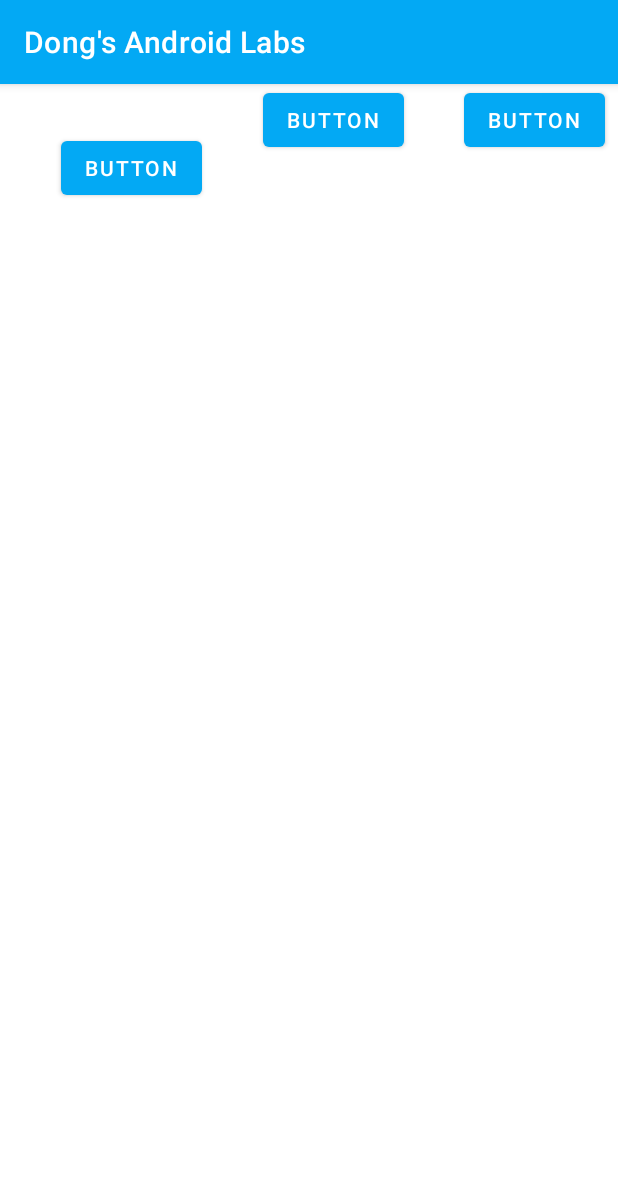
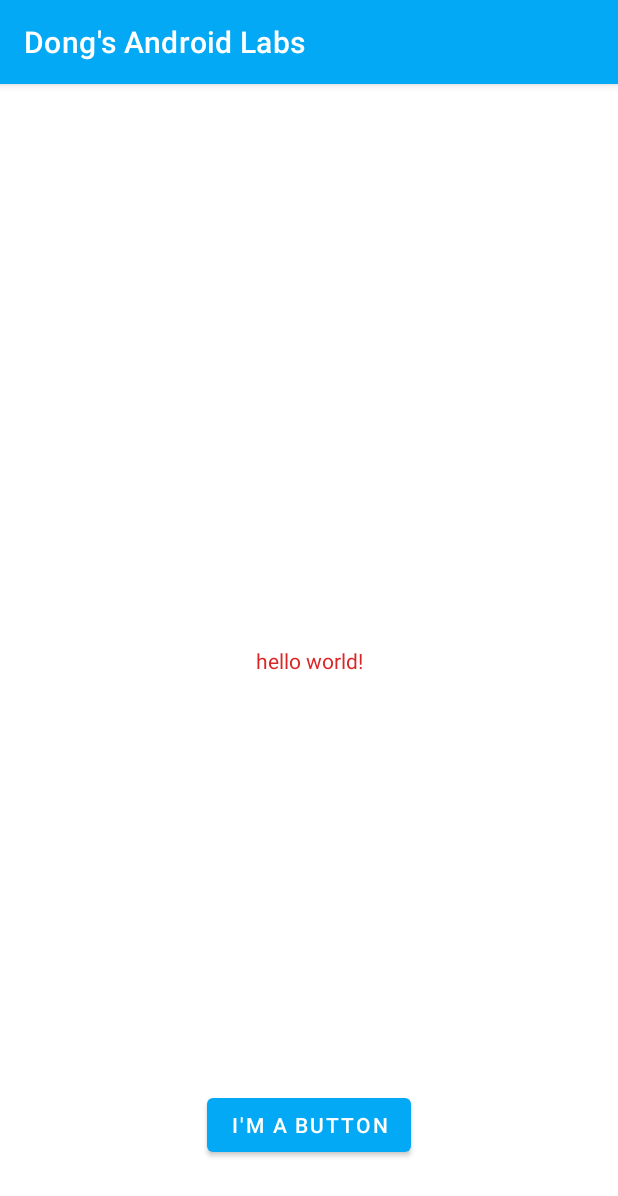
Before and after one commit to Nutation-chn/MyAndroidLabs, an Android app: the screen it shows after launch (MainActivity), on a phone screen of 412 x 824 dp. Shown: the top 1196 px of the screen. Run offline under Robolectric (Android 15) with nearby library versions, the phone set to English and light mode, and no system bars.

Commit message:
Revert "Finished step 2"
This reverts commit 4927bb7cb275f2fb43b60294d76378c0761f317b.

```diff
--- a/app/src/main/res/layout/activity_main.xml
+++ b/app/src/main/res/layout/activity_main.xml
@@ -2,42 +2,28 @@
 <androidx.constraintlayout.widget.ConstraintLayout xmlns:android="http://schemas.android.com/apk/res/android"
     xmlns:app="http://schemas.android.com/apk/res-auto"
     xmlns:tools="http://schemas.android.com/tools"
-    android:id="@+id/button1"
     android:layout_width="match_parent"
     android:layout_height="match_parent"
     tools:context=".MainActivity">
 
-    <Button
-        android:id="@+id/button"
+    <TextView
         android:layout_width="wrap_content"
         android:layout_height="wrap_content"
-        android:layout_marginStart="32dp"
-        android:layout_marginTop="32dp"
-        android:text="Button"
-        app:layout_constraintEnd_toStartOf="@+id/button2"
-        app:layout_constraintHorizontal_bias="0.5"
-        app:layout_constraintStart_toStartOf="parent"
+        android:text="@string/hello_message"
+        app:layout_constraintBottom_toBottomOf="parent"
+        app:layout_constraintLeft_toLeftOf="parent"
+        app:layout_constraintRight_toRightOf="parent"
         app:layout_constraintTop_toTopOf="parent" />
 
     <Button
-        android:id="@+id/button2"
         android:layout_width="wrap_content"
         android:layout_height="wrap_content"
-        android:layout_marginStart="32dp"
-        android:text="Button"
-        app:layout_constraintEnd_toStartOf="@+id/button3"
-        app:layout_constraintHorizontal_bias="0.5"
-        app:layout_constraintStart_toEndOf="@+id/button"
-        tools:layout_editor_absoluteY="32dp" />
-
-    <Button
-        android:id="@+id/button3"
-        android:layout_width="wrap_content"
-        android:layout_height="wrap_content"
-        android:layout_marginStart="32dp"
-        android:text="Button"
+        android:layout_marginBottom="50dp"
+        android:text="@string/button_message"
+        app:layout_constraintBottom_toBottomOf="parent"
         app:layout_constraintEnd_toEndOf="parent"
         app:layout_constraintHorizontal_bias="0.5"
-        app:layout_constraintStart_toEndOf="@+id/button2"
-        tools:layout_editor_absoluteY="31dp" />
+        app:layout_constraintStart_toStartOf="parent" />
+
+
 </androidx.constraintlayout.widget.ConstraintLayout>
```
